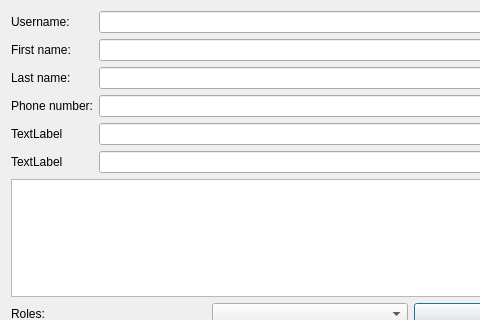
Qt form mngstaff.ui (Anton-Schnurer/KH) before a commit; both pictures show x 0 to 480 and y 0 to 320 of the 821 by 517 pixel window.
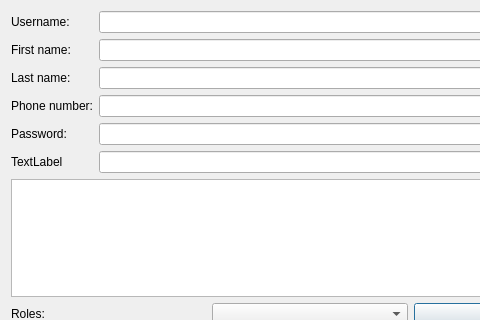
The same form after that commit.

Commit message: added pwd field to staff ui, label to cases ui

Diff of the .ui file:
```diff
--- a/mngstaff.ui
+++ b/mngstaff.ui
@@ -65,7 +65,7 @@
      <item row="4" column="0">
       <widget class="QLabel" name="label">
        <property name="text">
-        <string>TextLabel</string>
+        <string>Password:</string>
        </property>
       </widget>
      </item>
```
Left out of the diff: 4 changed lines with no effect on the pictures. The commit also changes 2 other files.
